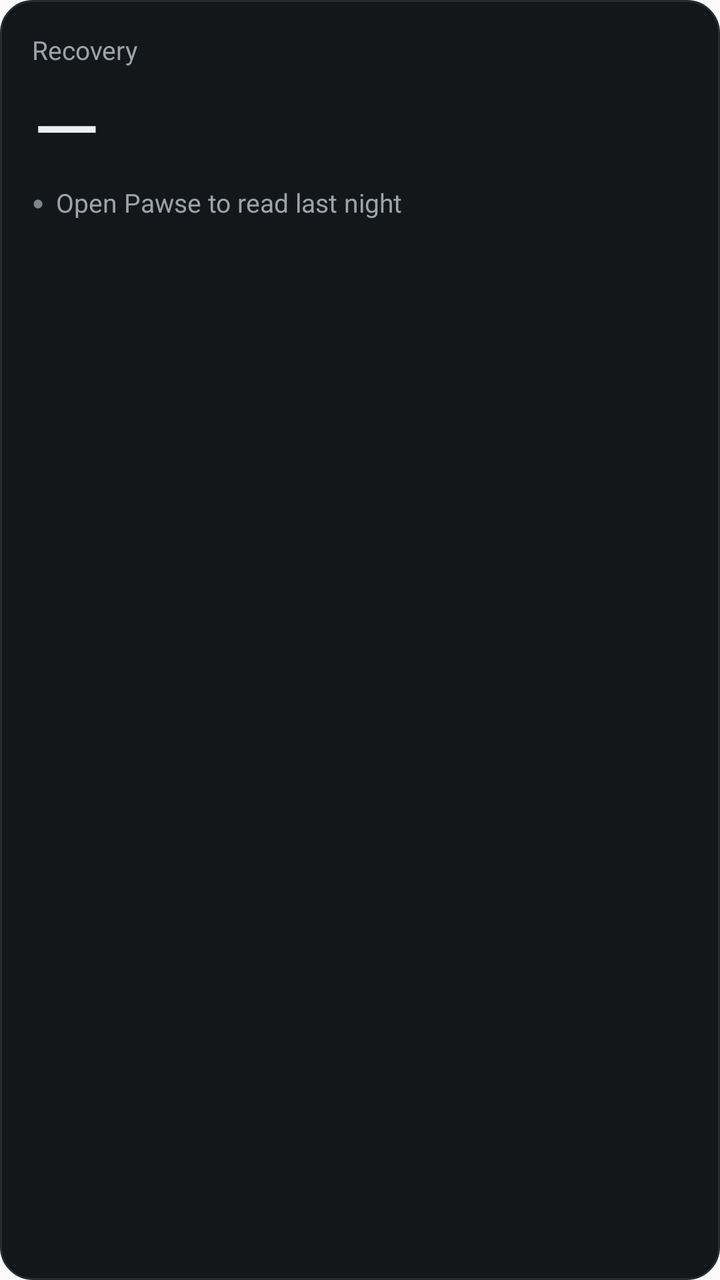
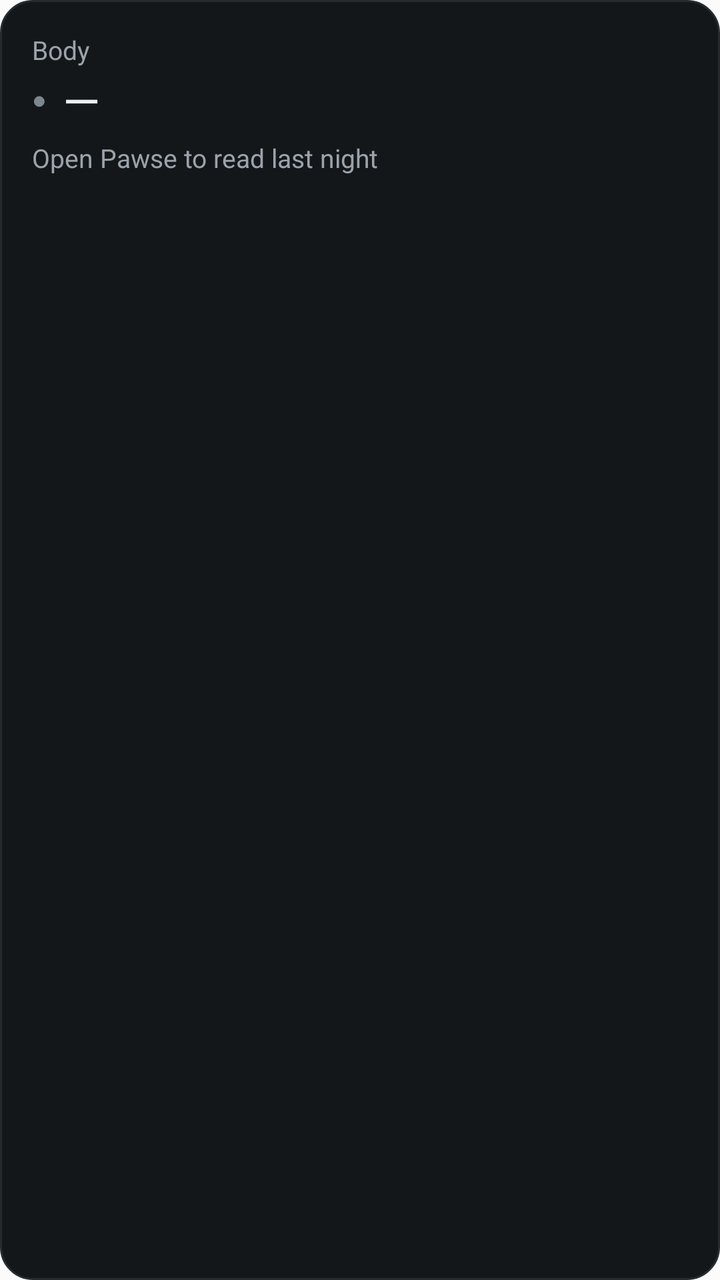

An Android layout rendered at two revisions. The XML below is the earlier revision; the diff shows what the commit changed to produce the second picture.
<!-- AndroidManifest.xml: application theme Theme.Pawse -->
<!-- res/layout/widget_today.xml -->
<?xml version="1.0" encoding="utf-8"?>
<LinearLayout xmlns:android="http://schemas.android.com/apk/res/android"
    android:id="@+id/widget_root"
    android:layout_width="match_parent"
    android:layout_height="match_parent"
    android:background="@drawable/widget_background"
    android:orientation="horizontal"
    android:padding="16dp">

    <LinearLayout
        android:layout_width="0dp"
        android:layout_height="match_parent"
        android:layout_weight="1"
        android:orientation="vertical">

        <LinearLayout
            android:layout_width="match_parent"
            android:layout_height="wrap_content"
            android:orientation="horizontal">

            <TextView
                android:layout_width="0dp"
                android:layout_height="wrap_content"
                android:layout_weight="1"
                android:text="Recovery"
                android:textColor="#FF9BA3AB"
                android:textSize="13sp" />

            <TextView
                android:id="@+id/widget_read_at"
                android:layout_width="wrap_content"
                android:layout_height="wrap_content"
                android:textColor="#FF9BA3AB"
                android:textSize="13sp" />
        </LinearLayout>

        <TextView
            android:id="@+id/widget_recovery"
            android:layout_width="wrap_content"
            android:layout_height="wrap_content"
            android:fontFeatureSettings="tnum"
            android:text="—"
            android:textColor="#FFEDEFF1"
            android:textSize="44sp" />

        <LinearLayout
            android:layout_width="wrap_content"
            android:layout_height="wrap_content"
            android:gravity="center_vertical"
            android:orientation="horizontal">

            <TextView
                android:id="@+id/widget_band_dot"
                android:layout_width="wrap_content"
                android:layout_height="wrap_content"
                android:text="●"
                android:textColor="#FF7E878F"
                android:textSize="10sp" />

            <TextView
                android:id="@+id/widget_band"
                android:layout_width="wrap_content"
                android:layout_height="wrap_content"
                android:layout_marginStart="6dp"
                android:text="Open Pawse to read last night"
                android:textColor="#FF9BA3AB"
                android:textSize="13sp" />
        </LinearLayout>
    </LinearLayout>

    <LinearLayout
        android:layout_width="wrap_content"
        android:layout_height="match_parent"
        android:layout_marginStart="16dp"
        android:gravity="center_vertical"
        android:orientation="vertical">

        <TextView
            android:id="@+id/widget_sleep"
            android:layout_width="wrap_content"
            android:layout_height="wrap_content"
            android:fontFeatureSettings="tnum"
            android:textColor="#FFEDEFF1"
            android:textSize="13sp" />

        <TextView
            android:id="@+id/widget_strain"
            android:layout_width="wrap_content"
            android:layout_height="wrap_content"
            android:layout_marginTop="6dp"
            android:fontFeatureSettings="tnum"
            android:textColor="#FFEDEFF1"
            android:textSize="13sp" />

        <TextView
            android:id="@+id/widget_energy"
            android:layout_width="wrap_content"
            android:layout_height="wrap_content"
            android:layout_marginTop="6dp"
            android:fontFeatureSettings="tnum"
            android:textColor="#FFEDEFF1"
            android:textSize="13sp" />
    </LinearLayout>
</LinearLayout>
<!-- resources referenced by this layout -->
<resources>
  <!-- drawable widget_background (drawable) -->
  <?xml version="1.0" encoding="utf-8"?>
  <shape xmlns:android="http://schemas.android.com/apk/res/android" android:shape="rectangle">
      <solid android:color="#FF14171A" />
      <stroke android:width="1dp" android:color="#FF262B30" />
      <corners android:radius="16dp" />
  </shape>
  <style name="Theme.Pawse" parent="android:Theme.Material.Light.NoActionBar">
          <item name="android:windowBackground">@color/launch_background</item>
          <item name="android:statusBarColor">@android:color/transparent</item>
          <item name="android:navigationBarColor">@android:color/transparent</item>
          
          <item name="android:enforceNavigationBarContrast" tools:targetApi="q">false</item>
      </style>
  <color name="launch_background">#FBFBFC</color>
</resources>

<!-- the commit's change to res/layout/widget_today.xml (unified diff, before → after) -->
@@ -22,7 +22,7 @@
                 android:layout_width="0dp"
                 android:layout_height="wrap_content"
                 android:layout_weight="1"
-                android:text="Recovery"
+                android:text="Body"
                 android:textColor="#FF9BA3AB"
                 android:textSize="13sp" />
 
@@ -33,15 +33,6 @@
                 android:textColor="#FF9BA3AB"
                 android:textSize="13sp" />
         </LinearLayout>
-
-        <TextView
-            android:id="@+id/widget_recovery"
-            android:layout_width="wrap_content"
-            android:layout_height="wrap_content"
-            android:fontFeatureSettings="tnum"
-            android:text="—"
-            android:textColor="#FFEDEFF1"
-            android:textSize="44sp" />
 
         <LinearLayout
             android:layout_width="wrap_content"
@@ -55,17 +46,27 @@
                 android:layout_height="wrap_content"
                 android:text="●"
                 android:textColor="#FF7E878F"
-                android:textSize="10sp" />
+                android:textSize="12sp" />
 
             <TextView
-                android:id="@+id/widget_band"
+                android:id="@+id/widget_body"
                 android:layout_width="wrap_content"
                 android:layout_height="wrap_content"
-                android:layout_marginStart="6dp"
-                android:text="Open Pawse to read last night"
-                android:textColor="#FF9BA3AB"
-                android:textSize="13sp" />
+                android:layout_marginStart="8dp"
+                android:text="—"
+                android:textColor="#FFEDEFF1"
+                android:textSize="24sp" />
         </LinearLayout>
+
+        <TextView
+            android:id="@+id/widget_guidance"
+            android:layout_width="wrap_content"
+            android:layout_height="wrap_content"
+            android:layout_marginTop="4dp"
+            android:maxLines="2"
+            android:text="Open Pawse to read last night"
+            android:textColor="#FF9BA3AB"
+            android:textSize="13sp" />
     </LinearLayout>
 
     <LinearLayout
@@ -84,7 +85,7 @@
             android:textSize="13sp" />
 
         <TextView
-            android:id="@+id/widget_strain"
+            android:id="@+id/widget_load"
             android:layout_width="wrap_content"
             android:layout_height="wrap_content"
             android:layout_marginTop="6dp"
